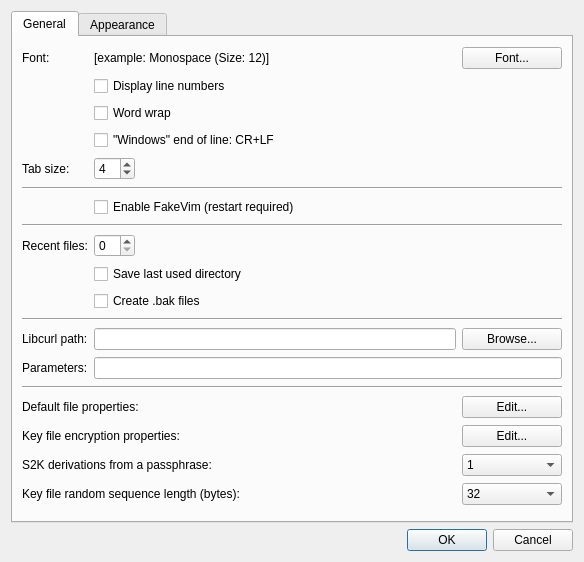
The window that qt_ui/preferences_dialog.ui (evpo/EncryptPad) describes before a commit, drawn with Qt 5.
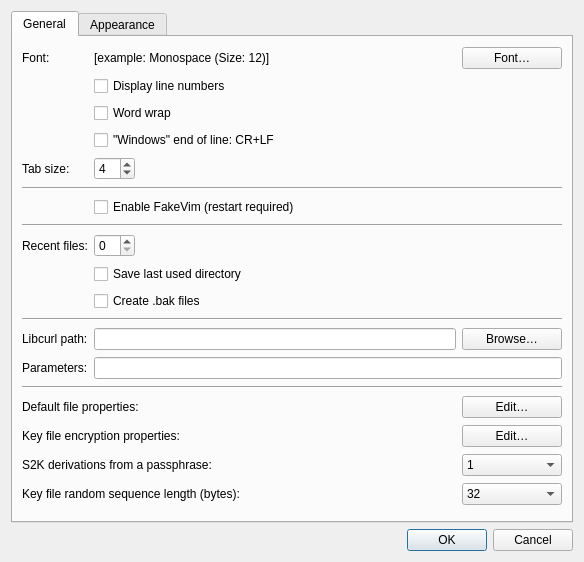
The same window after the commit.

Patch:
```diff
--- a/qt_ui/preferences_dialog.ui
+++ b/qt_ui/preferences_dialog.ui
@@ -61,7 +61,7 @@
        <item row="17" column="2">
         <widget class="QPushButton" name="uiEditKeyFileProperties">
          <property name="text">
-          <string>Edit...</string>
+          <string>Edit…</string>
          </property>
         </widget>
        </item>
@@ -122,7 +122,7 @@
        <item row="16" column="2">
         <widget class="QPushButton" name="uiDefaultFileProperties">
          <property name="text">
-          <string>Edit...</string>
+          <string>Edit…</string>
          </property>
         </widget>
        </item>
@@ -247,7 +247,7 @@
        <item row="13" column="2">
         <widget class="QPushButton" name="uiLibcurlBrowse">
          <property name="text">
-          <string>Browse...</string>
+          <string>Browse…</string>
          </property>
         </widget>
        </item>
@@ -376,7 +376,7 @@
           </size>
          </property>
          <property name="text">
-          <string>Font...</string>
+          <string>Font…</string>
          </property>
         </widget>
        </item>
```
